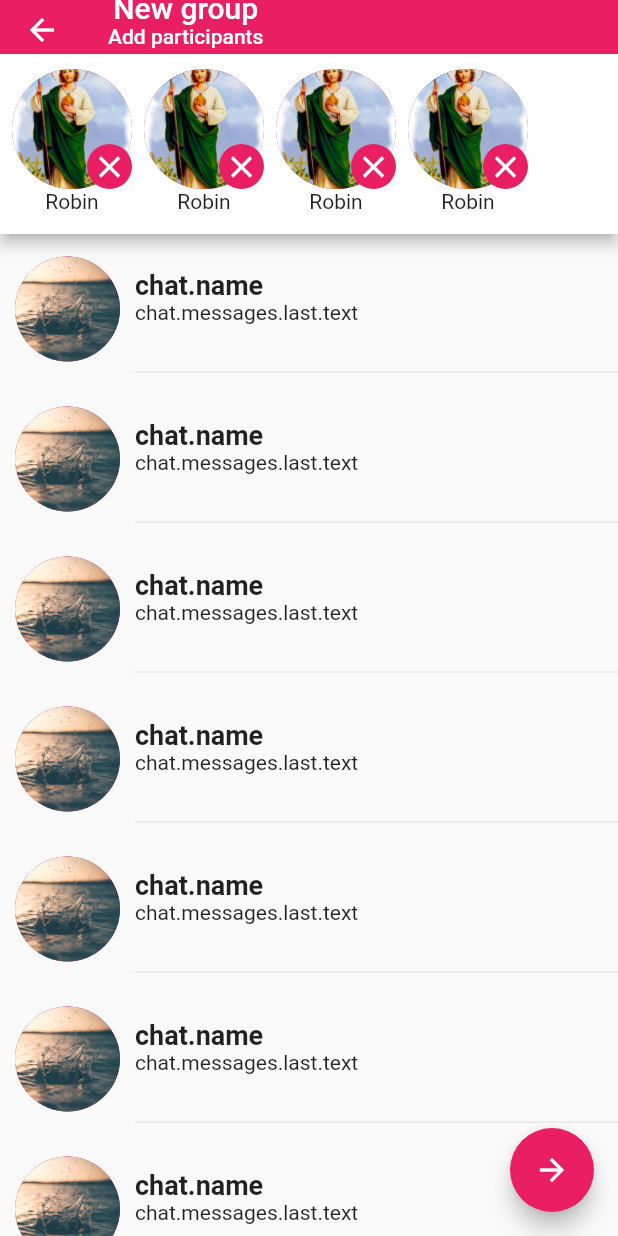
After one commit to qlicue-digital-agency-ltd/aunty-rafiki, a Flutter app: the SelectContactPage screen opened by its route, on a phone screen of 412 x 824 dp. The commit adds this screen. Run offline on Flutter 3.47's test engine with Material 2 defaults, Android fonts, the phone set to English and light mode, and no system bars; our stand-ins replace audioplayers, cloud_firestore, date_time_picker, firebase_auth, firebase_core, image_picker and 5 more; accounts and stored records are empty.

Commit message:
add participants uI completed

```diff
--- a/lib/App.dart
+++ b/lib/App.dart
@@ -4,6 +4,7 @@ import 'package:aunty_rafiki/views/pages/appointment_page.dart';
 import 'package:aunty_rafiki/views/pages/chat_room_page.dart';
 import 'package:aunty_rafiki/views/pages/confirm_code_page.dart';
 import 'package:aunty_rafiki/views/pages/daily_appointments.dart';
+import 'package:aunty_rafiki/views/pages/group/select_contact_page.dart';
 import 'package:aunty_rafiki/views/pages/home_page.dart';
 import 'package:aunty_rafiki/views/pages/login_page.dart';
 import 'package:firebase_auth/firebase_auth.dart';
@@ -38,6 +39,7 @@ class App extends StatelessWidget {
                   addAppointmentPage: (_) => AddAppointmentPage(),
                   dailyAppointmentsPage: (_) => DailyAppointment(),
                   confirmationPage: (_) => ConfirmResetCodePage(),
+                  selectContactsPage: (_) => SelectContactPage(),
                 },
               );
               break;
--- a/lib/constants/enums/enums.dart
+++ b/lib/constants/enums/enums.dart
@@ -1,2 +1,3 @@
 enum AudioState { PLAYING, STOPPED }
 enum AvailableProfessions { doctor, midwife }
+enum ChatPopMenu { NewGroup, NewBroadcast, Settings }
--- a/lib/constants/routes/routes.dart
+++ b/lib/constants/routes/routes.dart
@@ -3,3 +3,4 @@ const appointmentPage = "/appointmentPage";
 const addAppointmentPage = "/addAppointmentPage";
 const dailyAppointmentsPage = "/dailyAppointmentsPage";
 const confirmationPage = "/confirmationPage";
+const selectContactsPage = "/cselectContactsPage";
--- /dev/null
+++ b/lib/views/components/tiles/contact_tile.dart
@@ -0,0 +1,66 @@
+
+import 'package:flutter/material.dart';
+
+
+class ContactTile extends StatelessWidget {
+  //final Chat chat;
+  final Function onTap;
+
+  const ContactTile({Key key, @required this.onTap})
+      : super(key: key);
+  @override
+  Widget build(BuildContext context) {
+    return InkWell(
+      onTap: onTap,
+      child: Container(
+        height: 100,
+        child: Row(children: <Widget>[
+          Padding(
+            padding: const EdgeInsets.all(10.0),
+            child: CircleAvatar(
+              radius: 35,
+              backgroundImage: AssetImage('assets/images/c.jpeg'),
+            ),
+          ),
+          Expanded(
+            child: Column(
+              mainAxisAlignment: MainAxisAlignment.center,
+              crossAxisAlignment: CrossAxisAlignment.start,
+              children: [
+                Expanded(
+                  child: Row(children: <Widget>[
+                    Expanded(
+                      child: Column(
+                          mainAxisAlignment: MainAxisAlignment.center,
+                          crossAxisAlignment: CrossAxisAlignment.start,
+                          children: <Widget>[
+                            Text(
+                              'chat.name',
+                              style: TextStyle(
+                                  fontWeight: FontWeight.bold, fontSize: 18),
+                            ),
+                            Text('chat.messages.last.text')
+                          ]),
+                    ),
+                    Expanded(
+                      child: Padding(
+                        padding: const EdgeInsets.only(right: 10),
+                        child: Column(
+                            mainAxisAlignment: MainAxisAlignment.center,
+                            crossAxisAlignment: CrossAxisAlignment.end,
+                            children: <Widget>[
+
+                            ]),
+                      ),
+                    )
+                  ]),
+                ),
+                Divider()
+              ],
+            ),
+          )
+        ]),
+      ),
+    );
+  }
+}
--- a/lib/views/pages/confirm_code_page.dart
+++ b/lib/views/pages/confirm_code_page.dart
@@ -95,7 +95,7 @@ class _ConfirmResetCodePageState extends State<ConfirmResetCodePage> {
                       text: "Enter the code sent to ",
                       children: [
                         TextSpan(
-                            text: '_authProvider.phoneNumber.completeNumber',
+                            text: _authProvider.phoneNumber.completeNumber,
                             style: TextStyle(
                                 color: Colors.black,
                                 fontWeight: FontWeight.bold,
--- /dev/null
+++ b/lib/views/pages/group/select_contact_page.dart
@@ -0,0 +1,80 @@
+import 'package:aunty_rafiki/views/components/tiles/contact_tile.dart';
+import 'package:flutter/material.dart';
+
+class SelectContactPage extends StatelessWidget {
+  @override
+  Widget build(BuildContext context) {
+    return Scaffold(
+      appBar: AppBar(
+        title: Column(
+          children: [
+            Text('New group'),
+            Text('Add participants', style: TextStyle(fontSize: 14)),
+            SizedBox(height: 10)
+          ],
+        ),
+        bottom: PreferredSize(
+            preferredSize: Size(double.infinity, 100),
+            child: Container(
+              height: 120,
+              color: Colors.white,
+              child: ListView.builder(
+                  scrollDirection: Axis.horizontal,
+                  itemCount: 4,
+                  itemBuilder: (_, index) {
+                    return Container(
+                      padding: EdgeInsets.only(left: 8.0),
+                      child: Column(
+                        children: [
+                          SizedBox(
+                            height: 10,
+                          ),
+                          Stack(
+                            children: [
+                              CircleAvatar(
+                                  radius: 40,
+                                  backgroundImage:
+                                      AssetImage('assets/images/b.jpg')),
+                              Positioned(
+                                bottom: 0,
+                                right: 0,
+                                child: InkWell(
+                                  onTap: () {
+                                    print('object');
+                                  },
+                                  child: Container(
+                                      decoration: BoxDecoration(
+                                        shape: BoxShape.circle,
+                                        color: Colors.pink,
+                                      ),
+                                      height: 30,
+                                      width: 30,
+                                      child: Icon(
+                                        Icons.close,
+                                        color: Colors.white,
+                                      )),
+                                ),
+                              )
+                            ],
+                          ),
+                          Text('Robin')
+                        ],
+                      ),
+                    );
+                  }),
+            )),
+      ),
+      body: ListView.builder(
+          itemCount: 10,
+          itemBuilder: (_, index) {
+            return ContactTile(
+              onTap: () {},
+            );
+          }),
+      floatingActionButton: FloatingActionButton(
+        onPressed: () {},
+        child: Center(child: Icon(Icons.arrow_forward)),
+      ),
+    );
+  }
+}
```
Also changed, not shown: lib/providers/auth_provider.dart (+7 -9 lines), lib/views/pages/home_page.dart (+44 -6 lines).
